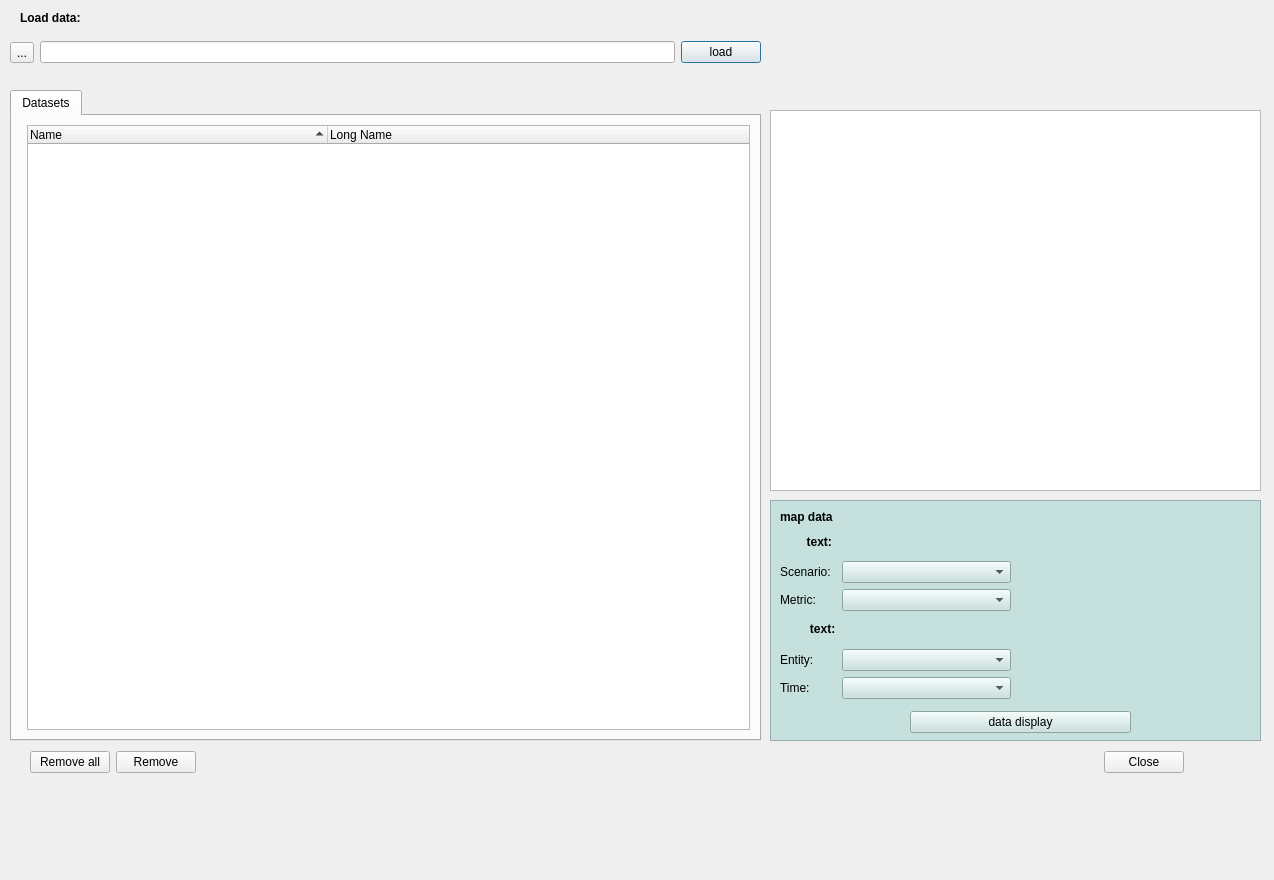
First picture: the form in netCDFVisualizer.ui, repository EBVcube/EBVCubeVisualizer, before the edit.
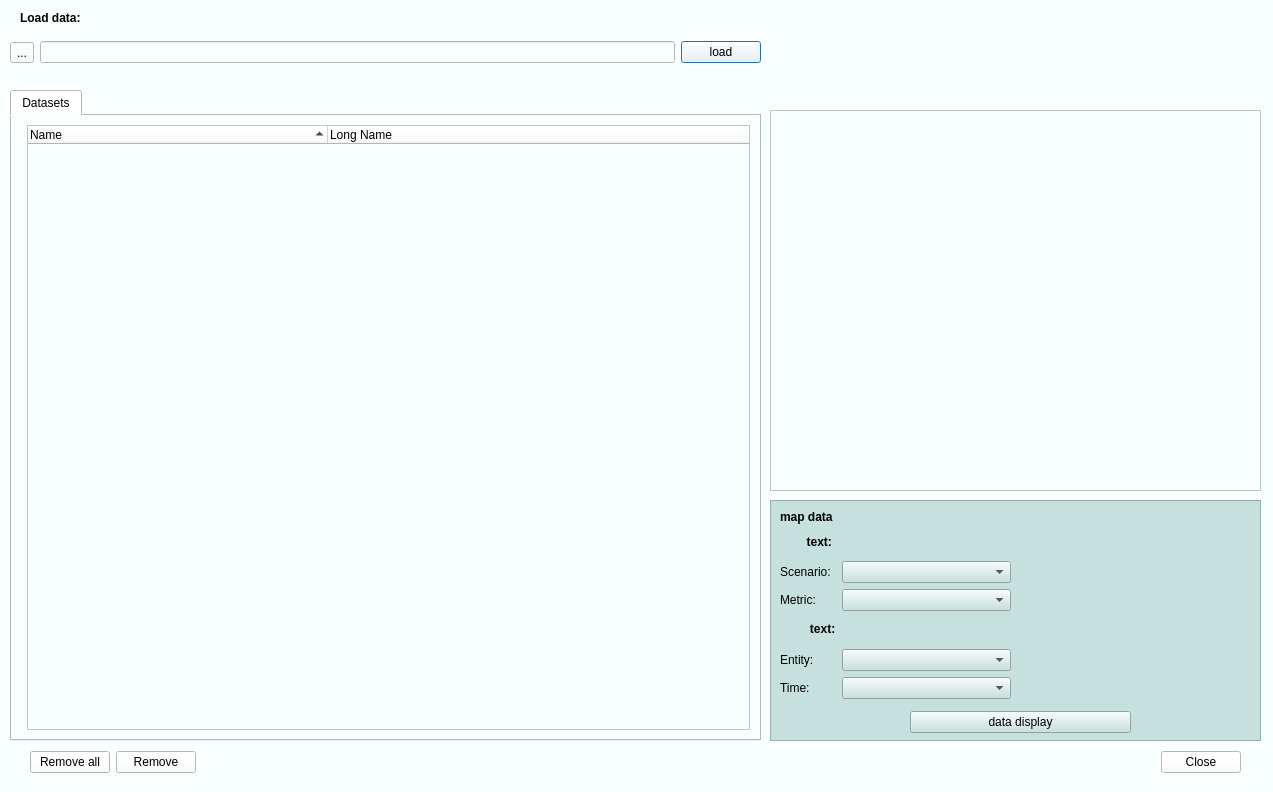
Second picture: the form after the edit.

Commit message: the background color has been changed

What changed in the file:
```diff
--- a/netCDFVisualizer.ui
+++ b/netCDFVisualizer.ui
@@ -6,8 +6,8 @@
    <rect>
     <x>0</x>
     <y>0</y>
-    <width>1274</width>
-    <height>880</height>
+    <width>1273</width>
+    <height>792</height>
    </rect>
   </property>
   <property name="sizePolicy">
@@ -18,8 +18,8 @@
   </property>
   <property name="minimumSize">
    <size>
-    <width>1203</width>
-    <height>792</height>
+    <width>1273</width>
+    <height>0</height>
    </size>
   </property>
   <property name="maximumSize">
@@ -31,6 +31,9 @@
   <property name="windowTitle">
    <string>EBVCubeVisualizer</string>
   </property>
+  <property name="styleSheet">
+   <string notr="true">background-color: rgb(249, 255, 254);</string>
+  </property>
   <property name="modal">
    <bool>false</bool>
   </property>
@@ -170,7 +173,7 @@
   <widget class="QWidget" name="layoutWidget">
    <property name="geometry">
     <rect>
-     <x>953</x>
+     <x>1010</x>
      <y>750</y>
      <width>231</width>
      <height>25</height>
```
